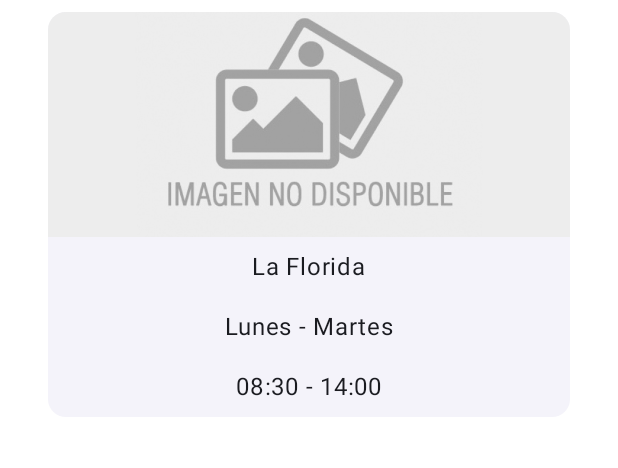
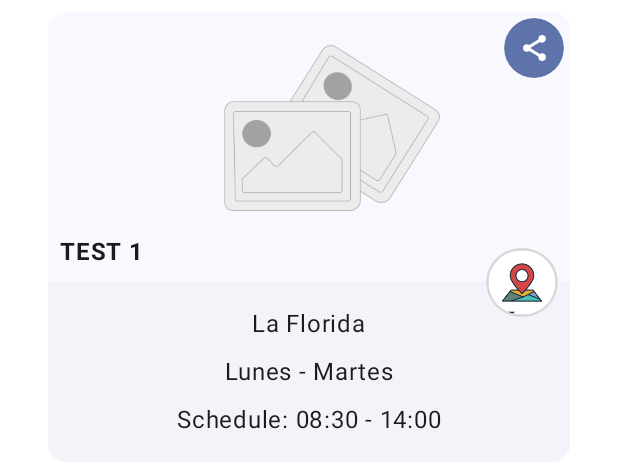
Before and after one commit to Paulasalvo/FeriaSpot, an Android app built with Jetpack Compose: the @Preview function SpotCardPreview, on a phone screen of 412 x 824 dp. Shown: the top 468 px of the screen. Run offline under Robolectric (Android 15) with nearby library versions, the phone set to English and light mode, and no system bars; pictures from the network do not load.

Commit message:
add map lat and lng

```diff
--- a/app/build.gradle.kts
+++ b/app/build.gradle.kts
@@ -25,6 +25,7 @@ android {
         properties.load(project.rootProject.file("local.properties").inputStream())
         buildConfigField("String", "API_KEY", "\"${properties.getProperty("API_KEY")}\"")
         buildConfigField("String", "LOCAL_API", "\"${properties.getProperty("LOCAL_API")}\"")
+        buildConfigField("String", "SERVER_API", "\"${properties.getProperty("SERVER_API")}\"")
     }
 
     buildTypes {
@@ -69,6 +70,7 @@ dependencies {
     implementation("androidx.compose.material3:material3")
 
     implementation ("androidx.navigation:navigation-compose:2.7.7")
+    implementation("androidx.lifecycle:lifecycle-runtime-compose:2.7.0")
 
     // Viewmodel
     implementation("androidx.lifecycle:lifecycle-viewmodel-compose:2.7.0")
@@ -78,6 +80,9 @@ dependencies {
 
     // Moshi
     implementation("com.squareup.retrofit2:converter-moshi:2.9.0")
+
+    // Coil
+    implementation("io.coil-kt:coil-compose:2.6.0")
 
     testImplementation("junit:junit:4.13.2")
 
--- /dev/null
+++ b/app/src/main/java/com/namkuzo/feriaspot/data/LatLng.kt
@@ -0,0 +1,6 @@
+package com.namkuzo.feriaspot.data
+
+data class LatLng(
+    val latitude: Double?,
+    val longitude: Double?
+)
--- a/app/src/main/java/com/namkuzo/feriaspot/data/Spot.kt
+++ b/app/src/main/java/com/namkuzo/feriaspot/data/Spot.kt
@@ -6,12 +6,14 @@ data class Spot(
     val comuna: String,
     val standDay : String,
     val schedule : String,
+    val imageUrl: String,
+    val latlng: LatLng?
 )
 
 fun getListFakeSpot() = listOf(
-    Spot(1, "Test 1","La Florida", "Lunes - Martes", "08:30 - 14:00"),
-    Spot(2, "Test 2","La Reina", "Lunes - Martes", "08:30 - 14:00"),
-    Spot(3, "Test 3","Las Condes", "Lunes - Martes", "08:30 - 14:00"),
-    Spot(4, "Test 4","Buin", "Lunes - Martes", "08:30 - 14:00"),
-    Spot(5, "Test 5","La Florida", "Lunes - Martes", "08:30 - 14:00")
+    Spot(1, "Test 1","La Florida", "Lunes - Martes", "08:30 - 14:00", "", null),
+    Spot(2, "Test 2","La Reina", "Lunes - Martes", "08:30 - 14:00", "", null),
+    Spot(3, "Test 3","Las Condes", "Lunes - Martes", "08:30 - 14:00", "", null),
+    Spot(4, "Test 4","Buin", "Lunes - Martes", "08:30 - 14:00", "", null),
+    Spot(5, "Test 5","La Florida", "Lunes - Martes", "08:30 - 14:00", "", null)
 )
--- a/app/src/main/java/com/namkuzo/feriaspot/home/HomeViewModel.kt
+++ b/app/src/main/java/com/namkuzo/feriaspot/home/HomeViewModel.kt
@@ -2,6 +2,7 @@ package com.namkuzo.feriaspot.home
 
 import androidx.lifecycle.ViewModel
 import androidx.lifecycle.viewModelScope
+import com.namkuzo.feriaspot.data.LatLng
 import com.namkuzo.feriaspot.data.Spot
 import com.namkuzo.feriaspot.network.SpotService
 import com.namkuzo.feriaspot.network.getService
@@ -30,7 +31,9 @@ class HomeViewModel : ViewModel() {
                         it.name,
                         it.comuna,
                         it.standDay,
-                        it.schedule
+                        it.schedule,
+                        it.imageUrl.orEmpty(),
+                        LatLng(it.latitud, it.longitud)
                     )
                 })
             } catch (e: Exception) {
--- a/app/src/main/java/com/namkuzo/feriaspot/network/SpotService.kt
+++ b/app/src/main/java/com/namkuzo/feriaspot/network/SpotService.kt
@@ -30,7 +30,8 @@ fun getClient() : Retrofit {
 
     return retrofit
         .client(client)
-        .baseUrl(BuildConfig.LOCAL_API)
+        //.baseUrl(BuildConfig.LOCAL_API)
+        .baseUrl(BuildConfig.SERVER_API)
         .addConverterFactory(MoshiConverterFactory.create())
         .build()
 }
@@ -41,7 +42,7 @@ class InterceptorSpot() : Interceptor {
             .addHeader("ApiKey", BuildConfig.API_KEY)
             .build()
 
-        Log.i("Interceptor", request.headers().toString())
+        Log.i("Interceptor", request.headers.toString())
         return chain.proceed(request)
     }
 
--- a/app/src/main/java/com/namkuzo/feriaspot/ui/component/SpotCard.kt
+++ b/app/src/main/java/com/namkuzo/feriaspot/ui/component/SpotCard.kt
@@ -1,21 +1,40 @@
 package com.namkuzo.feriaspot.ui.component
 
 import androidx.compose.foundation.Image
+import androidx.compose.foundation.background
 import androidx.compose.foundation.layout.Arrangement
+import androidx.compose.foundation.layout.Box
 import androidx.compose.foundation.layout.Column
+import androidx.compose.foundation.layout.Row
+import androidx.compose.foundation.layout.Spacer
 import androidx.compose.foundation.layout.fillMaxWidth
 import androidx.compose.foundation.layout.height
+import androidx.compose.foundation.layout.offset
 import androidx.compose.foundation.layout.padding
+import androidx.compose.foundation.layout.size
+import androidx.compose.foundation.shape.RoundedCornerShape
+import androidx.compose.material3.Card
+import androidx.compose.material3.CardDefaults
 import androidx.compose.material3.ElevatedCard
+import androidx.compose.material3.Icon
+import androidx.compose.material3.IconButton
+import androidx.compose.material3.IconButtonDefaults
+import androidx.compose.material3.MaterialTheme
 import androidx.compose.material3.Text
 import androidx.compose.runtime.Composable
 import androidx.compose.ui.Alignment
 import androidx.compose.ui.Modifier
+import androidx.compose.ui.graphics.Color
 import androidx.compose.ui.layout.ContentScale
 import androidx.compose.ui.res.painterResource
+import androidx.compose.ui.res.stringResource
+import androidx.compose.ui.text.font.FontWeight
+import androidx.compose.ui.text.style.TextAlign
 import androidx.compose.ui.tooling.preview.Preview
 import androidx.compose.ui.unit.dp
+import coil.compose.AsyncImage
 import com.namkuzo.feriaspot.R
+import com.namkuzo.feriaspot.data.LatLng
 import com.namkuzo.feriaspot.data.Spot
 import com.namkuzo.feriaspot.data.getListFakeSpot
 import com.namkuzo.feriaspot.ui.theme.FeriaSpotTheme
@@ -23,7 +42,8 @@ import com.namkuzo.feriaspot.ui.theme.FeriaSpotTheme
 @Composable
 fun SpotCard(
     spot: Spot,
-    onClick: () -> Unit
+    onClick: () -> Unit,
+    onClickMap: (LatLng) -> Unit
 ) {
     ElevatedCard(
         modifier = Modifier
@@ -31,23 +51,97 @@ fun SpotCard(
             .padding(vertical = 8.dp, horizontal = 32.dp),
         onClick = onClick
     ) {
-        Column(
+        Column {
+            Box(
+                modifier = Modifier.background(color = MaterialTheme.colorScheme.surface)
             ) {
+                if (spot.imageUrl.isBlank()) {
                     Image(
                         modifier = Modifier
-                    .height(150.dp)
+                            .height(180.dp)
                             .fillMaxWidth(),
-                painter = painterResource(id = R.drawable.image_not_found),
-                contentDescription = "",
+                        painter = painterResource(id = R.drawable.no_images),
+                        contentDescription = stringResource(id = R.string.no_image),
+                        contentScale = ContentScale.Fit
+                    )
+                } else {
+                    AsyncImage(
+                        modifier = Modifier
+                            .height(180.dp)
+                            .fillMaxWidth(),
+                        model = spot.imageUrl,
+                        contentDescription = stringResource(id = R.string.image),
                         contentScale = ContentScale.FillWidth
                     )
+                }
+
+                Row(
+                    modifier = Modifier
+                        .fillMaxWidth()
+                ) {
+                    Spacer(modifier = Modifier.weight(1f))
+                    IconButton(
+                        onClick = { /*TODO*/ },
+                        colors = IconButtonDefaults.iconButtonColors(
+                            containerColor = MaterialTheme.colorScheme.primaryContainer,
+                            contentColor = MaterialTheme.colorScheme.onPrimaryContainer
+                        )
+                    ) {
+                        Icon(
+                            painter = painterResource(id = R.drawable.ic_share),
+                            contentDescription = ""
+                        )
+                    }
+                }
+                Card(
+                    modifier = Modifier
+                        .align(Alignment.BottomStart)
+                        .fillMaxWidth(0.8f),
+                    shape = RoundedCornerShape(topEnd = 32.dp),
+                    colors = CardDefaults.cardColors(
+                        containerColor = MaterialTheme.colorScheme.surface.copy(alpha = 0.6f)
+                    )
+                ) {
+                    Text(
+                        modifier = Modifier.padding(8.dp),
+                        textAlign = TextAlign.Start,
+                        text = spot.name.uppercase(),
+                        fontWeight = FontWeight.Bold
+                    )
+                }
+
+            }
+
+            Box(
+                modifier = Modifier
+                    .fillMaxWidth()
+                    .align(Alignment.End)
+                    .padding(horizontal = 8.dp)
+                    .offset(y = (-24).dp),
+                contentAlignment = Alignment.TopEnd
+            ) {
+                IconButton(
+                    modifier = Modifier.size(48.dp),
+                    onClick = {
+                        spot.latlng?.let { onClickMap(it) }
+                    }
+                ) {
+                    Icon(
+                        painter = painterResource(id = R.drawable.ic_map),
+                        contentDescription = stringResource(R.string.map),
+                        tint = Color.Unspecified
+                    )
+                }
                 Column(
-                modifier = Modifier.fillMaxWidth(),
+                    modifier = Modifier
+                        .fillMaxWidth()
+                        .offset(y = (24).dp)
+                        .padding(vertical = 16.dp)
+                    ,
                     verticalArrangement = Arrangement.Center,
                     horizontalAlignment = Alignment.CenterHorizontally
                 ) {
                     Text(
-                    modifier = Modifier.padding(8.dp),
                         text = spot.comuna
                     )
                     Text(
@@ -55,9 +149,9 @@ fun SpotCard(
                         text = spot.standDay
                     )
                     Text(
-                    modifier = Modifier.padding(8.dp),
-                    text = spot.schedule
+                        text = stringResource(id = R.string.schedule, spot.schedule)
                     )
+                }
             }
         }
     }
@@ -69,7 +163,8 @@ fun SpotCardPreview() {
     FeriaSpotTheme {
         SpotCard(
             spot = getListFakeSpot().first(),
-            onClick = {}
+            onClick = {},
+            onClickMap = {}
         )
     }
 }
--- /dev/null
+++ b/app/src/main/res/drawable/ic_share.xml
@@ -0,0 +1,10 @@
+<vector xmlns:android="http://schemas.android.com/apk/res/android"
+    android:width="15dp"
+    android:height="17dp"
+    android:viewportWidth="15"
+    android:viewportHeight="17">
+  <path
+      android:pathData="M15,2.5C15,3.881 13.881,5 12.5,5C11.975,5 11.488,4.838 11.085,4.562L4.992,8.302C4.997,8.368 5,8.433 5,8.5L4.999,8.59L11.08,12.442C11.483,12.163 11.973,12 12.5,12C13.881,12 15,13.119 15,14.5C15,15.881 13.881,17 12.5,17C11.119,17 10,15.881 10,14.5C10,14.376 10.009,14.254 10.026,14.135L4.127,10.398C3.69,10.773 3.122,11 2.5,11C1.119,11 0,9.881 0,8.5C0,7.119 1.119,6 2.5,6C3.086,6 3.625,6.202 4.052,6.54L10.027,2.871C10.009,2.75 10,2.626 10,2.5C10,1.119 11.119,0 12.5,0C13.881,0 15,1.119 15,2.5Z"
+      android:fillColor="#323A31"
+      android:fillType="evenOdd"/>
+</vector>
--- a/app/src/main/res/values/strings.xml
+++ b/app/src/main/res/values/strings.xml
@@ -4,4 +4,9 @@
     <string name="icon_profile">Profile icon</string>
     <string name="icon_filter">Filter icon</string>
     <string name="home">Home</string>
+    <string name="map">Map</string>
+    <string name="schedule">Schedule: %s</string>
+    <string name="no_image">No image</string>
+    <string name="image">Image</string>
+    <string name="app_not_found">App not found</string>
 </resources>
```
Also changed, not shown: app/src/main/java/com/namkuzo/feriaspot/MainActivity.kt (+21 -5 lines), app/src/main/java/com/namkuzo/feriaspot/data/source/Comunas.kt (added, +53 -0 lines), app/src/main/java/com/namkuzo/feriaspot/home/HomeScreen.kt (+14 -7 lines), app/src/main/res/drawable/ic_home_on.xml (added, +11 -0 lines), app/src/main/res/drawable/ic_triple_dots.xml (added, +15 -0 lines), app/src/main/res/drawable/ic_map.png (added), app/src/main/res/drawable/no_images.png (added), 1 other file. Lines whose indentation alone changed are shown as unchanged.
